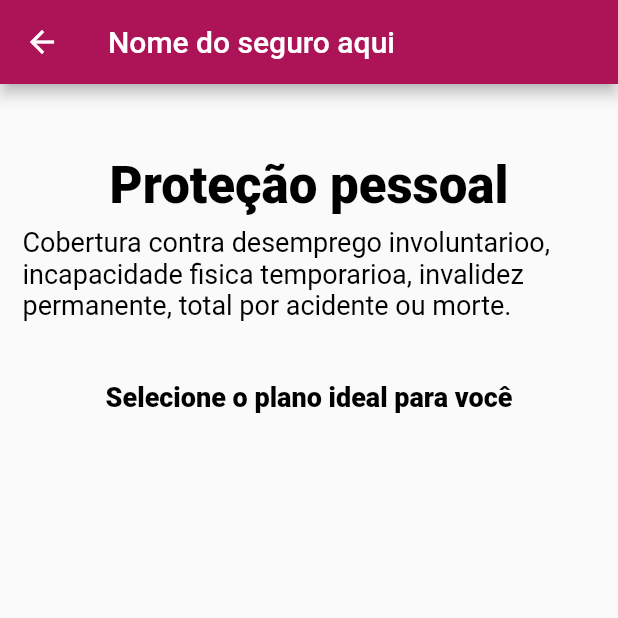
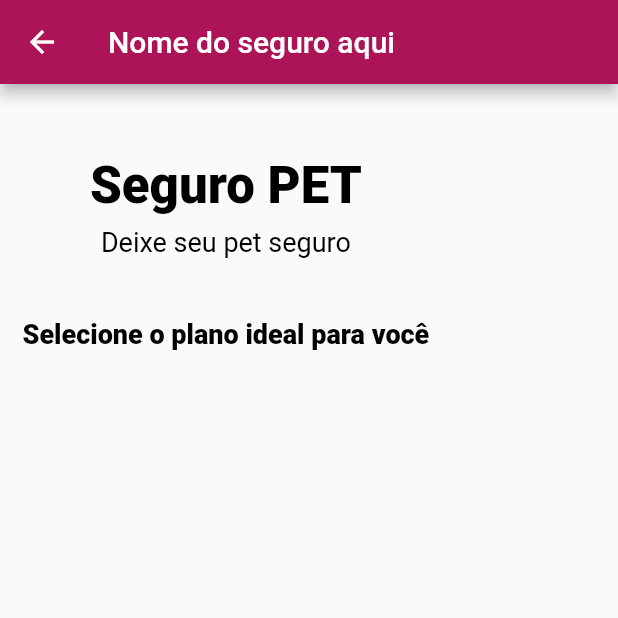
Before and after one commit to andytsunami/bancoBancoVc, a Flutter app: the screen it shows after launch, after a tap on "Seguro PET", on a phone screen of 412 x 824 dp, the top half of it. Run offline on Flutter 3.47's test engine with Material 2 defaults, Android fonts, the phone set to English and light mode, and no system bars.

Commit message:
Tornando informações da tela de oferta dinamicas

```diff
--- a/lib/components/global.dart
+++ b/lib/components/global.dart
@@ -10,8 +10,8 @@ class MyColors {
 }
 
 final List<Seguro> seguroList = [
-    Seguro(100,200,"Proteção Pessoal"),
-    Seguro(100,200,"Seguro PET"),
-    Seguro(100,200,"Proteção Financeira"),
-    Seguro(100,200,"Proteção Familiar"),
+    Seguro(100,200,"Proteção Pessoal","Cobertura contra desemprego involuntarioo, incapacidade fisica temporarioa, invalidez permanente, total por acidente ou morte."),
+    Seguro(100,200,"Seguro PET","Deixe seu pet seguro"),
+    Seguro(100,200,"Proteção Financeira","Proteja seu cartão"),
+    Seguro(100,200,"Proteção Familiar","Proteja sua familia"),
 ];
--- a/lib/models/seguro/seguro.dart
+++ b/lib/models/seguro/seguro.dart
@@ -2,12 +2,13 @@ class Seguro {
   final double valor;
   final int codigo;
   final String nome;
-  final String descricao = "Um bom seguro para voce";
+  final String descricao;
 
   Seguro(
     this.valor,
     this.codigo,
     this.nome,
+    this.descricao,
   );
 
   @override
--- a/lib/screens/seguro/lista.dart
+++ b/lib/screens/seguro/lista.dart
@@ -77,7 +77,7 @@ class ListaSeguroState extends State<ListaSeguro> {
                             onTap: () => Navigator.push(
                               context,
                               MaterialPageRoute(
-                                builder: (context) => OfertaSeguro(),
+                                builder: (context) => OfertaSeguro(seguroList[index]),
                               ),
                             ),
                             child: Container(
--- a/lib/screens/seguro/oferta-seguro.dart
+++ b/lib/screens/seguro/oferta-seguro.dart
@@ -10,16 +10,24 @@ const _dicaCampoNumeroConta = "0000";
 const _textoBotaoConfirmar = "Confirmar";
 
 class OfertaSeguro extends StatefulWidget {
+
+  final Seguro _seguro;
+
+  OfertaSeguro(this._seguro);
+
   @override
   State<StatefulWidget> createState() {
-    return OfertaSeguroState();
+    return OfertaSeguroState(this._seguro);
   }
 }
 
 class OfertaSeguroState extends State {
+  final Seguro _seguro;
   final TextEditingController _controladorCampoNumeroConta =
       TextEditingController();
   final TextEditingController _controladorCampoValor = TextEditingController();
+
+  OfertaSeguroState(this._seguro);
 
   @override
   Widget build(BuildContext context) {
@@ -36,7 +44,7 @@ class OfertaSeguroState extends State {
                 Padding(
                   padding: const EdgeInsets.fromLTRB(0, 32, 0, 8),
                   child: Text(
-                    "Proteção pessoal",
+                    this._seguro.nome,
                     style: Theme.of(context)
                         .textTheme
                         .display1
@@ -47,7 +55,7 @@ class OfertaSeguroState extends State {
                 Padding(
                   padding: const EdgeInsets.fromLTRB(0, 0, 0, 8),
                   child: Text(
-                    "Cobertura contra desemprego involuntarioo, incapacidade fisica temporarioa, invalidez permanente, total por acidente ou morte.",
+                    this._seguro.descricao,
                     style: Theme.of(context)
                         .textTheme
                         .display1
```
